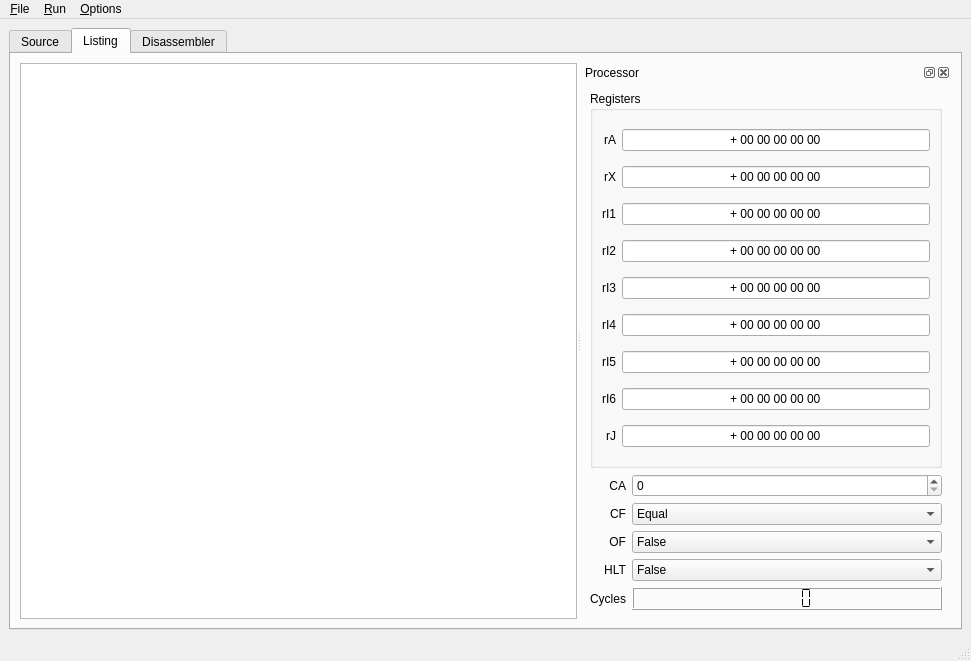
The window that gui/main.ui (be9/mix-machine) describes before a commit, drawn with Qt 5.
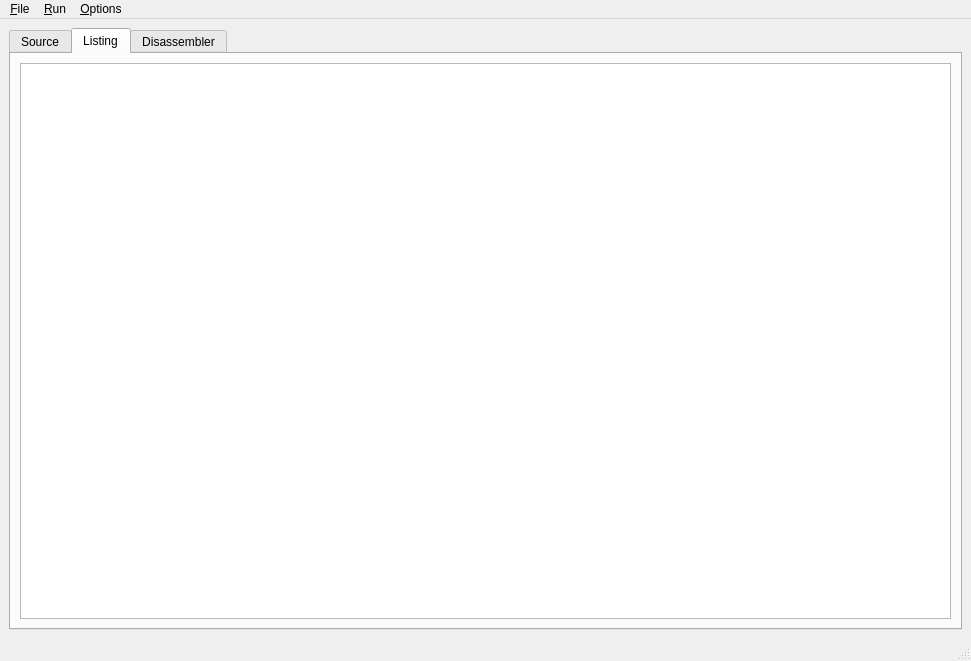
The same window after the commit. The open tabs and pages were chosen to show the change.

Commit message: gui: CPU dock removed from main.ui

Patch:
```diff
--- a/gui/main.ui
+++ b/gui/main.ui
@@ -50,459 +50,6 @@
            <enum>Qt::Horizontal</enum>
           </property>
           <widget class="QTableView" name="listing_view" />
-          <widget class="QDockWidget" name="dock_processor" >
-           <property name="sizePolicy" >
-            <sizepolicy vsizetype="Expanding" hsizetype="Preferred" >
-             <horstretch>0</horstretch>
-             <verstretch>0</verstretch>
-            </sizepolicy>
-           </property>
-           <property name="windowTitle" >
-            <string>Processor</string>
-           </property>
-           <widget class="QWidget" name="dockWidgetContents_2" >
-            <layout class="QGridLayout" >
-             <item row="0" column="0" colspan="2" >
-              <widget class="QGroupBox" name="groupBox" >
-               <property name="title" >
-                <string>Registers</string>
-               </property>
-               <layout class="QGridLayout" >
-                <item row="0" column="0" >
-                 <widget class="QLabel" name="label" >
-                  <property name="text" >
-                   <string>rA</string>
-                  </property>
-                  <property name="alignment" >
-                   <set>Qt::AlignRight|Qt::AlignTrailing|Qt::AlignVCenter</set>
-                  </property>
-                  <property name="buddy" >
-                   <cstring>edit_a</cstring>
-                  </property>
-                 </widget>
-                </item>
-                <item row="0" column="1" >
-                 <widget class="QLineEdit" name="edit_a" >
-                  <property name="text" >
-                   <string>+ 00 00 00 00 00</string>
-                  </property>
-                  <property name="alignment" >
-                   <set>Qt::AlignCenter</set>
-                  </property>
-                  <property name="readOnly" >
-                   <bool>true</bool>
-                  </property>
-                 </widget>
-                </item>
-                <item row="1" column="0" >
-                 <widget class="QLabel" name="label_2" >
-                  <property name="text" >
-                   <string>rX</string>
-                  </property>
-                  <property name="alignment" >
-                   <set>Qt::AlignRight|Qt::AlignTrailing|Qt::AlignVCenter</set>
-                  </property>
-                  <property name="buddy" >
-                   <cstring>edit_x</cstring>
-                  </property>
-                 </widget>
-                </item>
-                <item row="1" column="1" >
-                 <widget class="QLineEdit" name="edit_x" >
-                  <property name="text" >
-                   <string>+ 00 00 00 00 00</string>
-                  </property>
-                  <property name="alignment" >
-                   <set>Qt::AlignCenter</set>
-                  </property>
-                  <property name="readOnly" >
-                   <bool>true</bool>
-                  </property>
-                 </widget>
-                </item>
-                <item row="2" column="0" >
-                 <widget class="QLabel" name="label_3" >
-                  <property name="text" >
-                   <string>rI1</string>
-                  </property>
-                  <property name="alignment" >
-                   <set>Qt::AlignRight|Qt::AlignTrailing|Qt::AlignVCenter</set>
-                  </property>
-                  <property name="buddy" >
-                   <cstring>edit_i1</cstring>
-                  </property>
-                 </widget>
-                </item>
-                <item row="2" column="1" >
-                 <widget class="QLineEdit" name="edit_i1" >
-                  <property name="text" >
-                   <string>+ 00 00 00 00 00</string>
-                  </property>
-                  <property name="alignment" >
-                   <set>Qt::AlignCenter</set>
-                  </property>
-                  <property name="readOnly" >
-                   <bool>true</bool>
-                  </property>
-                 </widget>
-                </item>
-                <item row="3" column="0" >
-                 <widget class="QLabel" name="label_4" >
-                  <property name="text" >
-                   <string>rI2</string>
-                  </property>
-                  <property name="alignment" >
-                   <set>Qt::AlignRight|Qt::AlignTrailing|Qt::AlignVCenter</set>
-                  </property>
-                  <property name="buddy" >
-                   <cstring>edit_i2</cstring>
-                  </property>
-                 </widget>
-                </item>
-                <item row="3" column="1" >
-                 <widget class="QLineEdit" name="edit_i2" >
-                  <property name="text" >
-                   <string>+ 00 00 00 00 00</string>
-                  </property>
-                  <property name="alignment" >
-                   <set>Qt::AlignCenter</set>
-                  </property>
-                  <property name="readOnly" >
-                   <bool>true</bool>
-                  </property>
-                 </widget>
-                </item>
-                <item row="4" column="0" >
-                 <widget class="QLabel" name="label_7" >
-                  <property name="text" >
-                   <string>rI3</string>
-                  </property>
-                  <property name="alignment" >
-                   <set>Qt::AlignRight|Qt::AlignTrailing|Qt::AlignVCenter</set>
-                  </property>
-                  <property name="buddy" >
-                   <cstring>edit_i3</cstring>
-                  </property>
-                 </widget>
-                </item>
-                <item row="4" column="1" >
-                 <widget class="QLineEdit" name="edit_i3" >
-                  <property name="text" >
-                   <string>+ 00 00 00 00 00</string>
-                  </property>
-                  <property name="alignment" >
-                   <set>Qt::AlignCenter</set>
-                  </property>
-                  <property name="readOnly" >
-                   <bool>true</bool>
-                  </property>
-                 </widget>
-                </item>
-                <item row="5" column="0" >
-                 <widget class="QLabel" name="label_6" >
-                  <property name="text" >
-                   <string>rI4</string>
-                  </property>
-                  <property name="alignment" >
-                   <set>Qt::AlignRight|Qt::AlignTrailing|Qt::AlignVCenter</set>
-                  </property>
-                  <property name="buddy" >
-                   <cstring>edit_i4</cstring>
-                  </property>
-                 </widget>
-                </item>
-                <item row="5" column="1" >
-                 <widget class="QLineEdit" name="edit_i4" >
-                  <property name="text" >
-                   <string>+ 00 00 00 00 00</string>
-                  </property>
-                  <property name="alignment" >
-                   <set>Qt::AlignCenter</set>
-                  </property>
-                  <property name="readOnly" >
-                   <bool>true</bool>
-                  </property>
-                 </widget>
-                </item>
-                <item row="6" column="0" >
-                 <widget class="QLabel" name="label_5" >
-                  <property name="text" >
-                   <string>rI5</string>
-                  </property>
-                  <property name="alignment" >
-                   <set>Qt::AlignRight|Qt::AlignTrailing|Qt::AlignVCenter</set>
-                  </property>
-                  <property name="buddy" >
-                   <cstring>edit_i5</cstring>
-                  </property>
-                 </widget>
-                </item>
-                <item row="6" column="1" >
-                 <widget class="QLineEdit" name="edit_i5" >
-                  <property name="text" >
-                   <string>+ 00 00 00 00 00</string>
-                  </property>
-                  <property name="alignment" >
-                   <set>Qt::AlignCenter</set>
-                  </property>
-                  <property name="readOnly" >
-                   <bool>true</bool>
-                  </property>
-                 </widget>
-                </item>
-                <item row="7" column="0" >
-                 <widget class="QLabel" name="label_8" >
-                  <property name="text" >
-                   <string>rI6</string>
-                  </property>
-                  <property name="alignment" >
-                   <set>Qt::AlignRight|Qt::AlignTrailing|Qt::AlignVCenter</set>
-                  </property>
-                  <property name="buddy" >
-                   <cstring>edit_i6</cstring>
-                  </property>
-                 </widget>
-                </item>
-                <item row="7" column="1" >
-                 <widget class="QLineEdit" name="edit_i6" >
-                  <property name="text" >
-                   <string>+ 00 00 00 00 00</string>
-                  </property>
-                  <property name="alignment" >
-                   <set>Qt::AlignCenter</set>
-                  </property>
-                  <property name="readOnly" >
-                   <bool>true</bool>
-                  </property>
-                 </widget>
-                </item>
-                <item row="8" column="0" >
-                 <widget class="QLabel" name="label_9" >
-                  <property name="text" >
-                   <string>rJ</string>
-                  </property>
-                  <property name="alignment" >
-                   <set>Qt::AlignRight|Qt::AlignTrailing|Qt::AlignVCenter</set>
-                  </property>
-                  <property name="buddy" >
-                   <cstring>edit_j</cstring>
-                  </property>
-                 </widget>
-                </item>
-                <item row="8" column="1" >
-                 <widget class="QLineEdit" name="edit_j" >
-                  <property name="text" >
-                   <string>+ 00 00 00 00 00</string>
-                  </property>
-                  <property name="alignment" >
-                   <set>Qt::AlignCenter</set>
-                  </property>
-                  <property name="readOnly" >
-                   <bool>true</bool>
-                  </property>
-                 </widget>
-                </item>
-               </layout>
-              </widget>
-             </item>
-             <item row="1" column="0" >
-              <widget class="QLabel" name="label_13" >
-               <property name="toolTip" >
-                <string>Current Address</string>
-               </property>
-               <property name="text" >
-                <string>CA</string>
-               </property>
-               <property name="alignment" >
-                <set>Qt::AlignRight|Qt::AlignTrailing|Qt::AlignVCenter</set>
-               </property>
-               <property name="buddy" >
-                <cstring>edit_ca</cstring>
-               </property>
-              </widget>
-             </item>
-             <item row="1" column="1" >
-              <widget class="QSpinBox" name="edit_ca" >
-               <property name="sizePolicy" >
-                <sizepolicy vsizetype="Fixed" hsizetype="Expanding" >
-                 <horstretch>0</horstretch>
-                 <verstretch>0</verstretch>
-                </sizepolicy>
-               </property>
-               <property name="maximum" >
-                <number>3999</number>
-               </property>
-              </widget>
-             </item>
-             <item row="2" column="0" >
-              <widget class="QLabel" name="label_10" >
-               <property name="toolTip" >
-                <string>Comparison Flag</string>
-               </property>
-               <property name="text" >
-                <string>CF</string>
-               </property>
-               <property name="alignment" >
-                <set>Qt::AlignRight|Qt::AlignTrailing|Qt::AlignVCenter</set>
-               </property>
-               <property name="buddy" >
-                <cstring>edit_cf</cstring>
-               </property>
-              </widget>
-             </item>
-             <item row="2" column="1" >
-              <widget class="QComboBox" name="edit_cf" >
-               <property name="sizePolicy" >
-                <sizepolicy vsizetype="Fixed" hsizetype="Expanding" >
-                 <horstretch>0</horstretch>
-                 <verstretch>0</verstretch>
-                </sizepolicy>
-               </property>
-               <property name="currentIndex" >
-                <number>1</number>
-               </property>
-               <item>
-                <property name="text" >
-                 <string>Less</string>
-                </property>
-               </item>
-               <item>
-                <property name="text" >
-                 <string>Equal</string>
-                </property>
-               </item>
-               <item>
-                <property name="text" >
-                 <string>Greater</string>
-                </property>
-               </item>
-              </widget>
-             </item>
-             <item row="3" column="0" >
-              <widget class="QLabel" name="label_12" >
-               <property name="toolTip" >
-                <string>Overflow Flag</string>
-               </property>
-               <property name="text" >
-                <string>OF</string>
-               </property>
-               <property name="alignment" >
-                <set>Qt::AlignRight|Qt::AlignTrailing|Qt::AlignVCenter</set>
-               </property>
-               <property name="buddy" >
-                <cstring>edit_of</cstring>
-               </property>
-              </widget>
-             </item>
-             <item row="3" column="1" >
-              <widget class="QComboBox" name="edit_of" >
-               <property name="sizePolicy" >
-                <sizepolicy vsizetype="Fixed" hsizetype="Expanding" >
-                 <horstretch>0</horstretch>
-                 <verstretch>0</verstretch>
-                </sizepolicy>
-               </property>
-               <property name="currentIndex" >
-                <number>0</number>
-               </property>
-               <item>
-                <property name="text" >
-                 <string>False</string>
-                </property>
-               </item>
-               <item>
-                <property name="text" >
-                 <string>True</string>
-                </property>
-               </item>
-              </widget>
-             </item>
-             <item row="4" column="0" >
-              <widget class="QLabel" name="label_11" >
-               <property name="toolTip" >
-                <string>Is machine halted</string>
-               </property>
-               <property name="text" >
-                <string>HLT</string>
-               </property>
-               <property name="alignment" >
-                <set>Qt::AlignRight|Qt::AlignTrailing|Qt::AlignVCenter</set>
-               </property>
-               <property name="buddy" >
-                <cstring>edit_hlt</cstring>
-               </property>
-              </widget>
-             </item>
-             <item row="4" column="1" >
-              <widget class="QComboBox" name="edit_hlt" >
-               <property name="sizePolicy" >
-                <sizepolicy vsizetype="Fixed" hsizetype="Expanding" >
-                 <horstretch>0</horstretch>
-                 <verstretch>0</verstretch>
-                </sizepolicy>
-               </property>
-               <property name="currentIndex" >
-                <number>0</number>
-               </property>
-               <item>
-                <property name="text" >
-                 <string>False</string>
-                </property>
-               </item>
-               <item>
-                <property name="text" >
-                 <string>True</string>
-                </property>
-               </item>
-              </widget>
-             </item>
-             <item row="5" column="0" >
-              <widget class="QLabel" name="label_14" >
-               <property name="toolTip" >
-                <string>Is machine halted</string>
-               </property>
-               <property name="text" >
-                <string>Cycles</string>
-               </property>
-               <property name="alignment" >
-                <set>Qt::AlignRight|Qt::AlignTrailing|Qt::AlignVCenter</set>
-               </property>
-               <property name="buddy" >
-                <cstring>lcd_cycles</cstring>
-               </property>
-              </widget>
-             </item>
-             <item row="5" column="1" >
-              <widget class="QLCDNumber" name="lcd_cycles" >
-               <property name="sizePolicy" >
-                <sizepolicy vsizetype="Maximum" hsizetype="Minimum" >
-                 <horstretch>0</horstretch>
-                 <verstretch>0</verstretch>
-                </sizepolicy>
-               </property>
-               <property name="focusPolicy" >
-                <enum>Qt::TabFocus</enum>
-               </property>
-               <property name="smallDecimalPoint" >
-                <bool>false</bool>
-               </property>
-               <property name="numDigits" >
-                <number>5</number>
-               </property>
-               <property name="segmentStyle" >
-                <enum>QLCDNumber::Flat</enum>
-               </property>
-               <property name="value" stdset="0" >
-                <double>0.000000000000000</double>
-               </property>
-               <property name="intValue" stdset="0" >
-                <number>0</number>
-               </property>
-              </widget>
-             </item>
-            </layout>
-           </widget>
-          </widget>
          </widget>
         </item>
        </layout>
```
